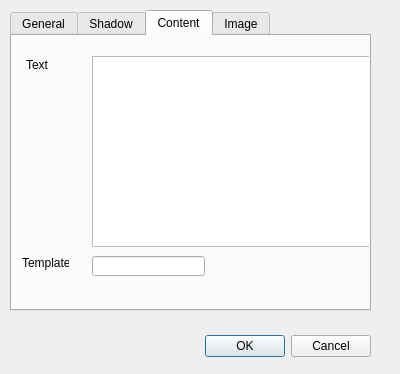
Above: src/lgck-builder/dlgdisplay.ui from cfrankb/lgck-src before the change. Below: the same form after it.
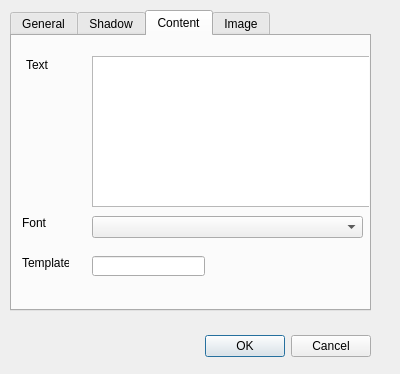
That is the form after the change. Custom widgets are drawn as their Qt base class.

Diff of the .ui file:
```diff
--- a/src/lgck-builder/dlgdisplay.ui
+++ b/src/lgck-builder/dlgdisplay.ui
@@ -596,10 +596,33 @@
        <x>80</x>
        <y>20</y>
        <width>281</width>
-       <height>191</height>
+       <height>151</height>
       </rect>
      </property>
     </widget>
+    <widget class="QComboBox" name="cbFont">
+     <property name="geometry">
+      <rect>
+       <x>80</x>
+       <y>180</y>
+       <width>271</width>
+       <height>22</height>
+      </rect>
+     </property>
+    </widget>
+    <widget class="QLabel" name="label_17">
+     <property name="geometry">
+      <rect>
+       <x>10</x>
+       <y>180</y>
+       <width>47</width>
+       <height>13</height>
+      </rect>
+     </property>
+     <property name="text">
+      <string>Font</string>
+     </property>
+    </widget>
    </widget>
    <widget class="QWidget" name="tab">
     <attribute name="title">
```
